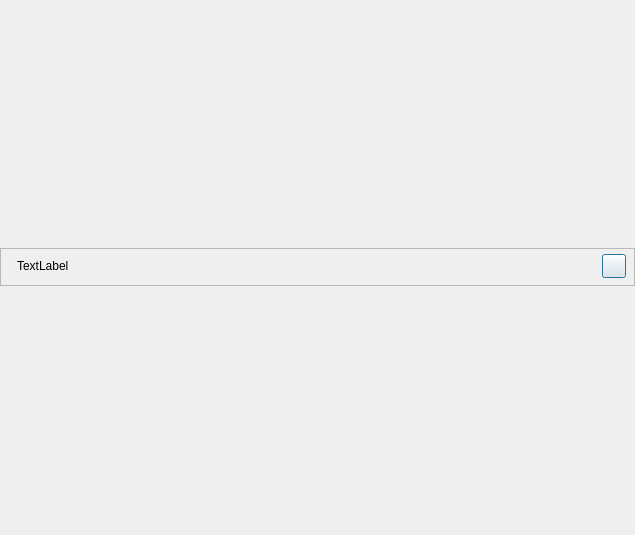
First picture: the form in src/ui-forms/custom-color-dialog.ui, repository SOOPLIVE/soop-studio, before the edit.
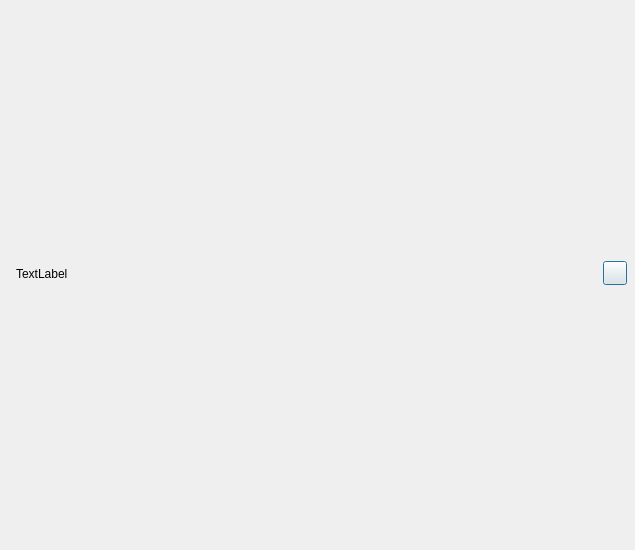
Second picture: the form after the edit. Custom widgets are drawn as their Qt base class.

```diff
--- a/src/ui-forms/custom-color-dialog.ui
+++ b/src/ui-forms/custom-color-dialog.ui
@@ -7,19 +7,19 @@
     <x>0</x>
     <y>0</y>
     <width>635</width>
-    <height>535</height>
+    <height>550</height>
    </rect>
   </property>
   <property name="minimumSize">
    <size>
-    <width>635</width>
-    <height>535</height>
+    <width>630</width>
+    <height>550</height>
    </size>
   </property>
   <property name="maximumSize">
    <size>
     <width>635</width>
-    <height>535</height>
+    <height>550</height>
    </size>
   </property>
   <property name="windowTitle">
@@ -45,7 +45,7 @@
     <number>0</number>
    </property>
    <item>
-    <widget class="QFrame" name="titleFrame">
+    <widget class="AFTransparentMouseEvents" name="colorDialogtitleFrame" native="true">
      <property name="minimumSize">
       <size>
        <width>0</width>
@@ -58,12 +58,6 @@
        <height>38</height>
       </size>
      </property>
-     <property name="frameShape">
-      <enum>QFrame::StyledPanel</enum>
-     </property>
-     <property name="frameShadow">
-      <enum>QFrame::Raised</enum>
-     </property>
      <layout class="QHBoxLayout" name="titleLayout">
       <property name="spacing">
        <number>6</number>
@@ -146,6 +140,14 @@
    </item>
   </layout>
  </widget>
+ <customwidgets>
+  <customwidget>
+   <class>AFTransparentMouseEvents</class>
+   <extends>QWidget</extends>
+   <header>MainFrame/CTransparentMouseEvents.h</header>
+   <container>1</container>
+  </customwidget>
+ </customwidgets>
  <resources>
   <include location="aneta-main-resource.qrc"/>
  </resources>
```
